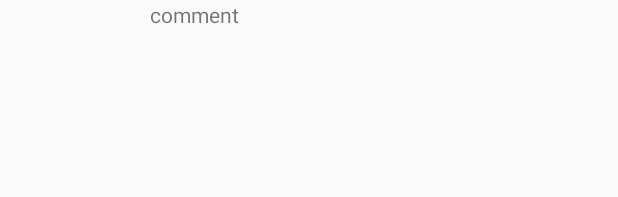
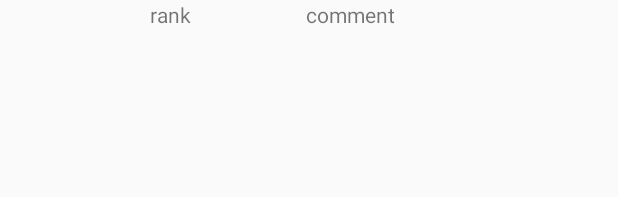
Before and after one commit to miyuki3/GsApp, an Android app: the layout message_item.xml on its own in the app's theme, with its tools: preview values and no code run, on a phone screen of 412 x 824 dp. Shown: the top 197 px of the screen. Run offline under Robolectric (Android 15) with nearby library versions, the phone set to English and light mode, and no system bars; network calls fail.

Commit message:
レイアウト変更した

```diff
--- a/GsApp/app/src/main/java/com/gashfara/miyuki/gsapp/MessageRecord.java
+++ b/GsApp/app/src/main/java/com/gashfara/miyuki/gsapp/MessageRecord.java
@@ -6,11 +6,13 @@ public class MessageRecord {
     //newて呼び出さないと、classは作られない。
     private String imageUrl;
     private String comment;
+    private String rank;
 
     //データを１つ作成する関数です。項目が増えたら増やしましょう。MessageRecordはコンストラクターという.
-    public MessageRecord(String imageUrl, String comment) {
+    public MessageRecord(String imageUrl, String comment, String rank) {
         this.imageUrl = imageUrl;
         this.comment = comment;
+        this.rank = rank;
     }
     //それぞれの項目を返す関数です。項目が増えたら増やしましょう。getするためのfuncion。
     public String getComment() {
@@ -19,4 +21,5 @@ public class MessageRecord {
     public String getImageUrl() {
         return imageUrl;
     }
+    public String getRank(){ return rank; }
 }
--- a/GsApp/app/src/main/res/layout/message_item.xml
+++ b/GsApp/app/src/main/res/layout/message_item.xml
@@ -17,6 +17,13 @@
         android:layout_height="wrap_content"
         android:layout_weight="1"
         android:textAppearance="?android:textAppearanceSmall"
+        tools:text="rank"
+        android:id="@+id/text2"/>
+    <TextView
+        android:layout_width="0dp"
+        android:layout_height="wrap_content"
+        android:layout_weight="2"
+        android:textAppearance="?android:textAppearanceSmall"
         tools:text="comment"
         android:id="@+id/text1"/>
 </LinearLayout>
```
Also changed, not shown: GsApp/app/src/main/java/com/gashfara/miyuki/gsapp/MainActivity.java (+6 -4 lines), GsApp/app/src/main/java/com/gashfara/miyuki/gsapp/MessageRecordsAdapter.java (+5 -2 lines), 1 other file.
